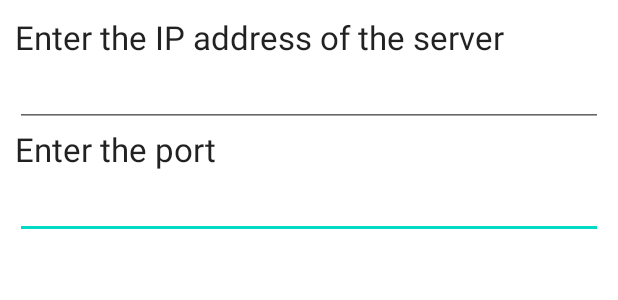
After one commit to Stasyanj/ChatAndMap, an Android app: the layout connect_dialog.xml on its own in the app's theme, with its tools: preview values and no code run, on a phone screen of 412 x 824 dp. The commit adds this screen. Shown: the top 300 px of the screen. Run offline under Robolectric (Android 15) with nearby library versions, the phone set to English and light mode, and no system bars.

Commit message:
A connection to the server has been made and data is being transmitted to the server.

```diff
--- a/app/src/main/AndroidManifest.xml
+++ b/app/src/main/AndroidManifest.xml
@@ -1,7 +1,8 @@
 <?xml version="1.0" encoding="utf-8"?>
 <manifest xmlns:android="http://schemas.android.com/apk/res/android"
     xmlns:tools="http://schemas.android.com/tools">
-
+    <uses-permission android:name="android.permission.INTERNET"></uses-permission>
+    <uses-permission android:name="android.permission.ACCESS_NETWORK_STATE"></uses-permission>
     <application
         android:allowBackup="true"
         android:dataExtractionRules="@xml/data_extraction_rules"
--- /dev/null
+++ b/app/src/main/res/layout/connect_dialog.xml
@@ -0,0 +1,40 @@
+<?xml version="1.0" encoding="utf-8"?>
+<LinearLayout
+    xmlns:android="http://schemas.android.com/apk/res/android"
+    android:id="@+id/layout_root"
+    android:layout_width="fill_parent"
+    android:layout_height="fill_parent"
+    android:orientation="vertical"
+    android:padding="10dp" >
+
+    <TextView
+        android:id="@+id/tv"
+        android:layout_width="wrap_content"
+        android:layout_height="wrap_content"
+        android:text="Enter the IP address of the server"
+        android:textAppearance="?android:attr/textAppearanceLarge" />
+
+    <EditText
+        android:id="@+id/input_text"
+        android:layout_width="match_parent"
+        android:layout_height="wrap_content">
+
+        <requestFocus />
+    </EditText>
+
+    <TextView
+        android:id="@+id/tv2"
+        android:layout_width="match_parent"
+        android:layout_height="wrap_content"
+        android:text="Enter the port"
+        android:textAppearance="?android:attr/textAppearanceLarge" />
+
+    <EditText
+        android:id="@+id/input_text2"
+        android:layout_width="match_parent"
+        android:layout_height="wrap_content">
+
+        <requestFocus />
+    </EditText>
+
+</LinearLayout>
```
Also changed, not shown: app/src/main/java/com/example/chatandmap/ChatActivity.java (+114 -4 lines), app/src/main/java/com/example/chatandmap/ConnectionClient.java (added, +75 -0 lines), app/src/main/res/layout/chat_activity.xml (+14 -0 lines), app/src/main/res/drawable/connect_green.png (added), app/src/main/res/drawable/connect_sucsesfull.png (added).
